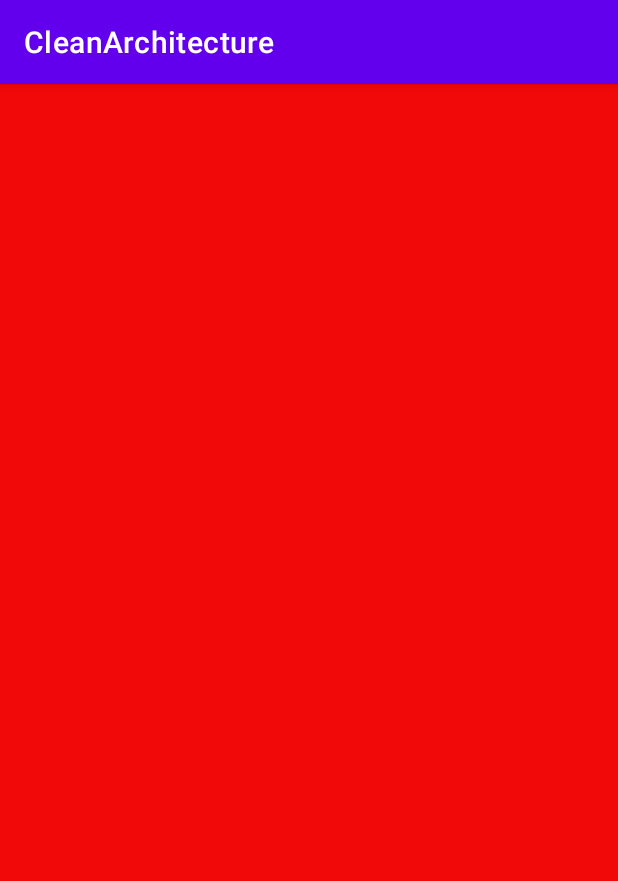
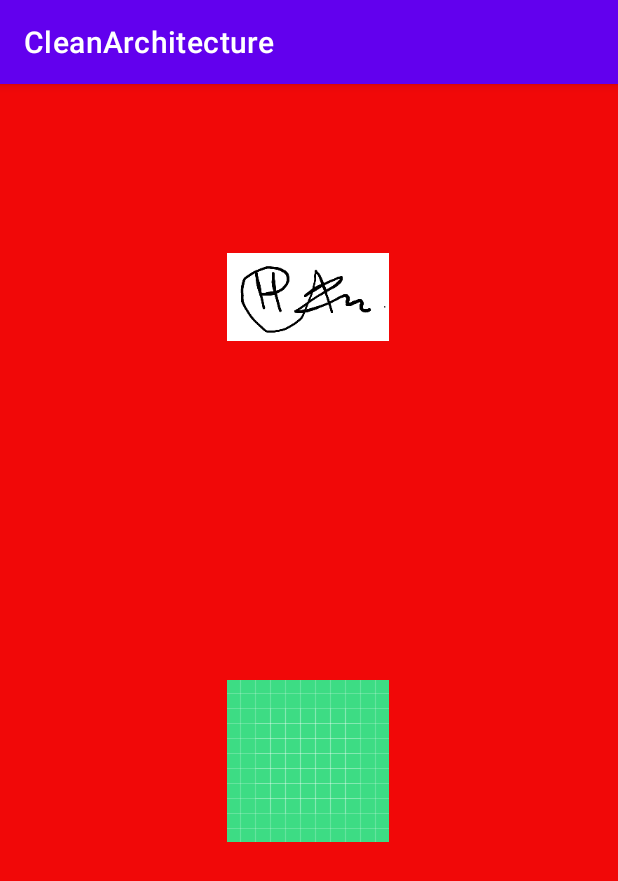
Before and after one commit to HamzaAkram-shyk/CleanArchitecture, an Android app: the screen it shows after launch (NewActivity), on a phone screen of 412 x 824 dp. Shown: the top 881 px of the screen. Run offline under Robolectric (Android 15) with nearby library versions, the phone set to English and light mode, and no system bars; our stand-ins replace Dagger/Hilt's generated code, Room's generated code; pictures from the network do not load; 5 statements that could not run were skipped.

```diff
--- a/app/build.gradle
+++ b/app/build.gradle
@@ -66,5 +66,6 @@ dependencies {
     implementation("org.jetbrains.kotlinx:kotlinx-coroutines-android:1.3.9")
     implementation("androidx.lifecycle:lifecycle-viewmodel-ktx:2.2.0")
     implementation "androidx.activity:activity-ktx:1.3.1"
-
+    implementation 'com.github.bumptech.glide:glide:4.12.0'
+    annotationProcessor 'com.github.bumptech.glide:compiler:4.12.0'
 }
--- a/app/src/main/java/com/example/cleanarchitecture/NewActivity.kt
+++ b/app/src/main/java/com/example/cleanarchitecture/NewActivity.kt
@@ -1,34 +1,82 @@
 package com.example.cleanarchitecture
 
+import android.graphics.BitmapFactory
 import android.graphics.Color
 import android.graphics.drawable.ColorDrawable
 import androidx.appcompat.app.AppCompatActivity
 import android.os.Bundle
+import android.widget.ImageView
 import android.widget.Toast
 import androidx.constraintlayout.widget.ConstraintLayout
 import androidx.lifecycle.Observer
+import androidx.lifecycle.lifecycleScope
 import com.example.cleanarchitecture.base.BaseActivity
 import com.example.cleanarchitecture.base.NetworkCallback
+import com.example.cleanarchitecture.presentation.extentions.setGlideImage
+import com.example.cleanarchitecture.presentation.viewmodel.AuthViewModel
 import com.example.cleanarchitecture.util.NetworkConnection
+import com.example.cleanarchitecture.util.Resource
+import dagger.hilt.android.AndroidEntryPoint
+import kotlinx.coroutines.Dispatchers
+import kotlinx.coroutines.launch
+import kotlinx.coroutines.withContext
+import java.net.URL
 
+@AndroidEntryPoint
 class NewActivity : BaseActivity(), NetworkCallback {
     private lateinit var view: ConstraintLayout
+    private val authViewModel: AuthViewModel by getViewModels()
+    private val image1: ImageView by lazy {
+        findViewById(R.id.imageView)
+
+    }
+    private val image2: ImageView by lazy {
+        findViewById(R.id.imageView2)
+
+    }
+    private val imagePath =
+        "https://external-preview.redd.it/Eoz-M60AS1LzGBUEQgBGUcaN7XXUMknvoMEMlyY3gDQ.jpg?width=640&crop=smart&auto=webp&s=67a52a069b26d835eaa7c5ceda07e4bc06dd474d"
+
     override fun onCreate(savedInstanceState: Bundle?) {
         setConnectionCallback(this)
         super.onCreate(savedInstanceState)
         setContentView(R.layout.activity_new)
         view = findViewById(R.id.parent)
+        authViewModel._observer.observe(this, Observer {
+            when (it) {
+                is Resource.Error -> {
+                    Toast.makeText(this, "${it.message}", Toast.LENGTH_SHORT).show()
+                }
+                is Resource.Success -> {
+                    Toast.makeText(this, "${it.data}", Toast.LENGTH_SHORT).show()
+                }
+            }
+        })
+//        lifecycleScope.launch(Dispatchers.IO) {
+//            val bitmap =
+//                BitmapFactory.decodeStream(URL(imagePath).openConnection().getInputStream())
+//            withContext(Dispatchers.Main) {
+//                image2.setGlideImage(bitmap,
+//                    applicationContext)
+//            }
+//        }
+
+        image1.setGlideImage(R.drawable.icon, applicationContext)
+
+
     }
 
 
     override fun onInternetDisconnect() {
         view.setBackgroundResource(R.color.red)
         Toast.makeText(this, "Disconnect", Toast.LENGTH_SHORT).show()
+        // authViewModel.executeNetworkCall()
     }
 
     override fun onInternetConnect() {
         view.setBackgroundResource(R.color.green)
         Toast.makeText(this, "Connected", Toast.LENGTH_SHORT).show()
+        //authViewModel.executeNetworkCall()
     }
 
 
--- a/app/src/main/java/com/example/cleanarchitecture/di/authdatasourcemodule/AuthModule.kt
+++ b/app/src/main/java/com/example/cleanarchitecture/di/authdatasourcemodule/AuthModule.kt
@@ -36,4 +36,8 @@ object AuthModule {
     fun provideConnectivityManager(context: Context) :ConnectivityManager = context.getSystemService(Context.CONNECTIVITY_SERVICE) as ConnectivityManager
 
 
+
+
+
+
 }
--- a/app/src/main/java/com/example/cleanarchitecture/di/remotedatasourcemodule/Moduller.kt
+++ b/app/src/main/java/com/example/cleanarchitecture/di/remotedatasourcemodule/Moduller.kt
@@ -1,8 +1,10 @@
 package com.example.cleanarchitecture.di.remotedatasourcemodule
 
+import android.net.ConnectivityManager
 import com.example.cleanarchitecture.data.api.NewsAPIService
 import com.example.cleanarchitecture.di.NewsApiService
 import com.example.cleanarchitecture.di.NewsApiServiceWithJson
+import com.example.cleanarchitecture.util.ConnectivityInterceptor
 import com.example.cleanarchitecture.util.Constant
 import com.google.gson.Gson
 import com.google.gson.GsonBuilder
@@ -11,6 +13,7 @@ import dagger.Provides
 import dagger.hilt.InstallIn
 import dagger.hilt.android.scopes.ActivityScoped
 import dagger.hilt.components.SingletonComponent
+import okhttp3.OkHttpClient
 import retrofit2.Retrofit
 import retrofit2.converter.gson.GsonConverterFactory
 import javax.inject.Named
@@ -43,10 +46,19 @@ object Moduller {
 
     @Singleton
     @Provides
-    fun provideRetrofit(): Retrofit {
+    fun provideHttpClient(connectivityManager: ConnectivityManager): OkHttpClient {
+        return OkHttpClient.Builder()
+            .addInterceptor(ConnectivityInterceptor(connectivityManager))
+            .build()
+    }
+
+    @Singleton
+    @Provides
+    fun provideRetrofit(okHttpClient: OkHttpClient): Retrofit {
         return Retrofit.Builder()
             .addConverterFactory(GsonConverterFactory.create())
             .baseUrl(Constant.base_url)
+            .client(okHttpClient)
             .build()
     }
 
--- a/app/src/main/java/com/example/cleanarchitecture/presentation/extentions/HelperFuns.kt
+++ b/app/src/main/java/com/example/cleanarchitecture/presentation/extentions/HelperFuns.kt
@@ -1,6 +1,10 @@
 package com.example.cleanarchitecture.presentation.extentions
 
+import android.content.Context
+import android.widget.ImageView
 import androidx.lifecycle.MutableLiveData
+import com.bumptech.glide.Glide
+import com.example.cleanarchitecture.R
 import com.example.cleanarchitecture.util.Resource
 import kotlin.reflect.KClass
 
@@ -12,3 +16,15 @@ fun <T> MutableLiveData<T>.getMutableResource(): MutableLiveData<Resource<T>> {
 fun <T> Any.getMutableResource(): MutableLiveData<Resource<T>> {
     return MutableLiveData<Resource<T>>()
 }
+
+fun ImageView.setGlideImage(src: Any, context: Context) {
+    try {
+        Glide.with(context)
+            .load(src)
+            .placeholder(R.drawable.ic_launcher_foreground)
+            .into(this)
+    } catch (e: Exception) {
+        e.printStackTrace()
+    }
+
+}
--- a/app/src/main/res/layout/activity_new.xml
+++ b/app/src/main/res/layout/activity_new.xml
@@ -9,4 +9,26 @@
     android:id="@+id/parent"
     >
 
+    <ImageView
+        android:id="@+id/imageView"
+        android:layout_width="wrap_content"
+        android:layout_height="wrap_content"
+        app:layout_constraintBottom_toBottomOf="parent"
+        app:layout_constraintEnd_toEndOf="parent"
+        app:layout_constraintHorizontal_bias="0.498"
+        app:layout_constraintStart_toStartOf="parent"
+        app:layout_constraintTop_toTopOf="parent"
+        app:layout_constraintVertical_bias="0.159"
+        tools:srcCompat="@tools:sample/avatars" />
+
+    <ImageView
+        android:id="@+id/imageView2"
+        android:layout_width="wrap_content"
+        android:layout_height="wrap_content"
+        app:layout_constraintBottom_toBottomOf="parent"
+        app:layout_constraintEnd_toEndOf="@+id/imageView"
+        app:layout_constraintStart_toStartOf="@+id/imageView"
+        app:layout_constraintTop_toBottomOf="@+id/imageView"
+        app:layout_constraintVertical_bias="0.463"
+        app:srcCompat="@drawable/ic_launcher_background" />
 </androidx.constraintlayout.widget.ConstraintLayout>
```
Also changed, not shown: app/src/main/java/com/example/cleanarchitecture/domain/usecase/LoginUseCase.kt (+9 -9 lines), app/src/main/java/com/example/cleanarchitecture/presentation/viewmodel/AuthViewModel.kt (+17 -9 lines), app/src/main/java/com/example/cleanarchitecture/util/ConnectivityInterceptor.kt (added, +70 -0 lines), app/src/main/res/drawable/icon.png (added).
